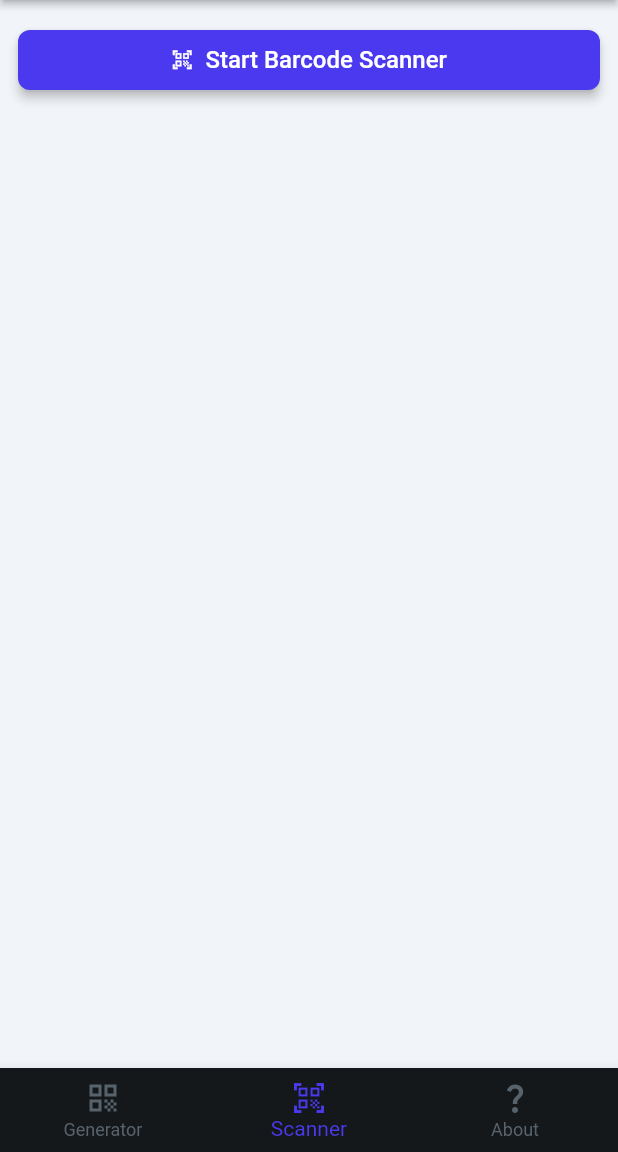
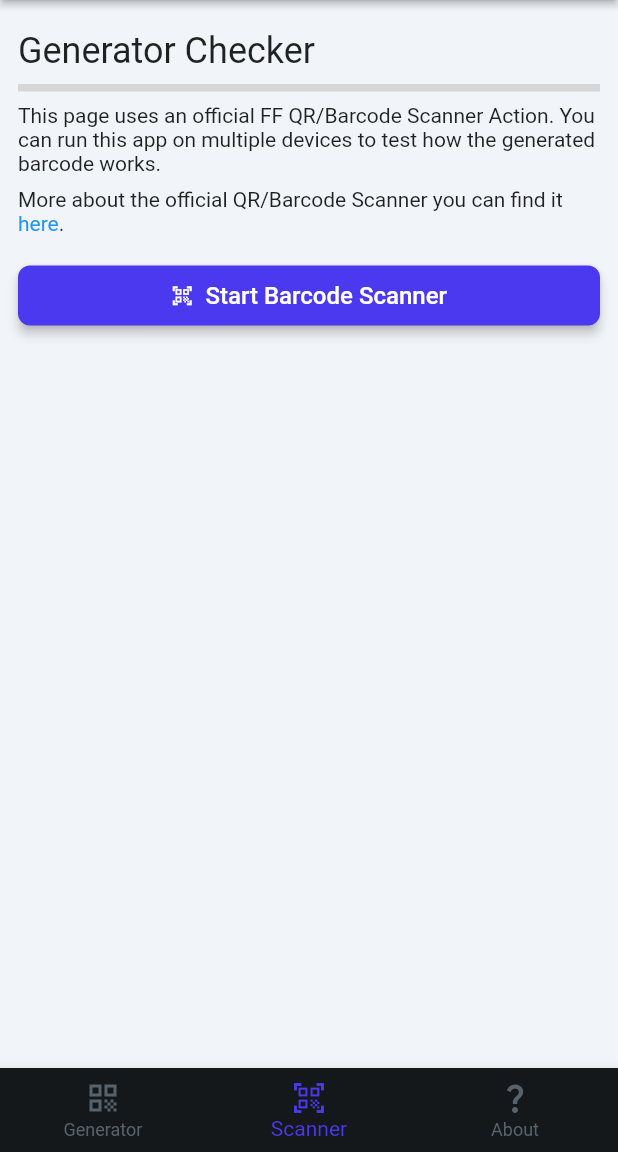
Before and after one commit to stepanic/mp-ff-barcode, a Flutter app: the screen it shows after launch, item 2 of the bottom bar chosen, after a tap on "Start Barcode Scanner", on a phone screen of 412 x 824 dp, the part 84-1236 px from its top. Run offline on Flutter 3.47's test engine with Material 3 defaults, Android fonts, the phone set to English and light mode, and no system bars; drawn by our look-alikes of auto_size_text, flutter_markdown; our stand-ins replace barcode_widget, easy_debounce, font_awesome_flutter, from_css_color, go_router, google_fonts and 3 more; missing offline and left inert: flutter_barcode_scanner, json_path; Roboto replaces fonts that are missing (Readex Pro).

Commit message:
Updating to latest FlutterFlow output.

```diff
--- a/lib/pages/a_generator_page/a_generator_page_widget.dart
+++ b/lib/pages/a_generator_page/a_generator_page_widget.dart
@@ -67,7 +67,7 @@ class _AGeneratorPageWidgetState extends State<AGeneratorPageWidget> {
               child: Padding(
                 padding: const EdgeInsetsDirectional.fromSTEB(0.0, 0.0, 20.0, 0.0),
                 child: Text(
-                  'Generator',
+                  'Generate',
                   style: FlutterFlowTheme.of(context).headlineMedium.override(
                         fontFamily: 'Outfit',
                         color: Colors.white,
--- a/lib/pages/b_scan_barcode_page/b_scan_barcode_page_widget.dart
+++ b/lib/pages/b_scan_barcode_page/b_scan_barcode_page_widget.dart
@@ -3,6 +3,7 @@ import '/flutter_flow/flutter_flow_util.dart';
 import '/flutter_flow/flutter_flow_widgets.dart';
 import 'package:flutter/material.dart';
 import 'package:flutter_barcode_scanner/flutter_barcode_scanner.dart';
+import 'package:flutter_markdown/flutter_markdown.dart';
 import 'b_scan_barcode_page_model.dart';
 export 'b_scan_barcode_page_model.dart';
 
@@ -82,6 +83,19 @@ class _BScanBarcodePageWidgetState extends State<BScanBarcodePageWidget> {
                 mainAxisSize: MainAxisSize.min,
                 mainAxisAlignment: MainAxisAlignment.start,
                 children: [
+                  Container(
+                    decoration: const BoxDecoration(),
+                    child: MarkdownBody(
+                      data: '''# Generator Checker
+---
+
+This page uses an official FF QR/Barcode Scanner Action. You can run this app on multiple devices to test how the generated barcode works.
+
+More about the official QR/Barcode Scanner you can find it [here](https://docs.flutterflow.io/actions/actions/widget-ui-interactions/scan-barcode-qr-code).''',
+                      selectable: true,
+                      onTapLink: (_, url, __) => launchURL(url!),
+                    ),
+                  ),
                   FFButtonWidget(
                     onPressed: () async {
                       if (isWeb) {
```
